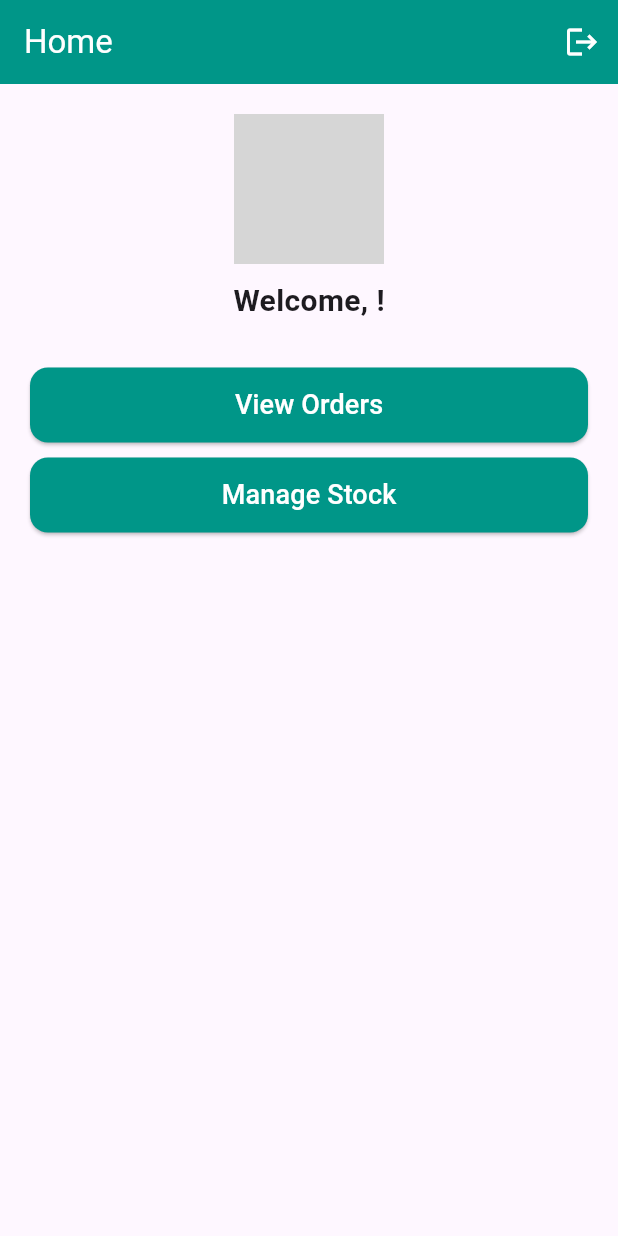
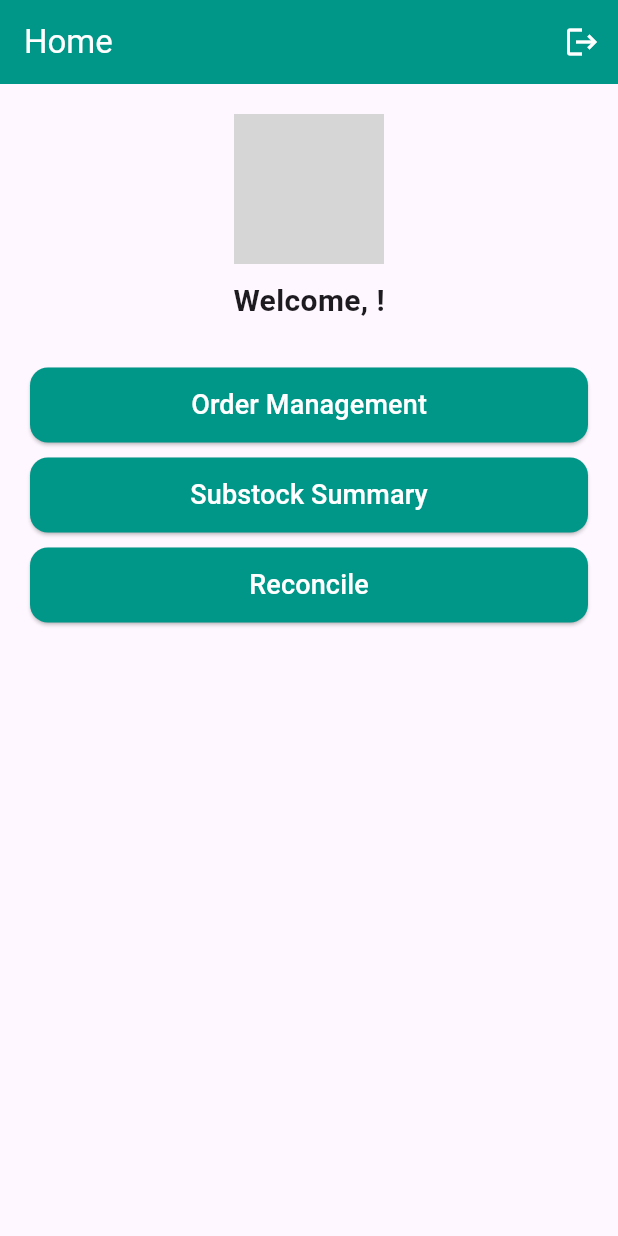
Before and after one commit to zegment-datalabs/van_sales, a Flutter app: the HomePage screen opened directly, on a phone screen of 412 x 824 dp. Run offline on Flutter 3.47's test engine with Material 3 defaults, Android fonts, the light colour scheme and no system bars; our stand-ins replace cloud_firestore, firebase_auth, firebase_core, firebase_storage, fluttertoast, image_picker and 1 more; accounts and stored records are empty; grey boxes are pictures that could not be loaded.

Commit message:
order management

```diff
--- a/lib/screens/homepage.dart
+++ b/lib/screens/homepage.dart
@@ -2,6 +2,8 @@ import 'package:flutter/material.dart';
 import 'package:firebase_auth/firebase_auth.dart';
 import 'package:shared_preferences/shared_preferences.dart';
 import 'package:van_sales/screens/login_page.dart';
+import 'package:van_sales/widgets/common_widgets.dart';
+import 'package:van_sales/screens/ordermanagement.dart';
 
 class HomePage extends StatefulWidget {
   const HomePage({super.key});
@@ -31,7 +33,7 @@ class _HomePageState extends State<HomePage> {
   void _logout() async {
     await FirebaseAuth.instance.signOut();
     SharedPreferences prefs = await SharedPreferences.getInstance();
-    await prefs.clear(); // Clear saved user data
+    await prefs.clear();
 
     Navigator.pushReplacement(
       context,
@@ -42,16 +44,7 @@ class _HomePageState extends State<HomePage> {
   @override
   Widget build(BuildContext context) {
     return Scaffold(
-      appBar: AppBar(
-        backgroundColor: Colors.teal,
-        title: const Text('Home', style: TextStyle(color: Colors.white)),
-        actions: [
-          IconButton(
-            icon: const Icon(Icons.logout, color: Colors.white),
-            onPressed: _logout,
-          ),
-        ],
-      ),
+      appBar: CommonAppBar(title: 'Home', onLogout: _logout),
       body: Padding(
         padding: const EdgeInsets.all(20.0),
         child: Column(
@@ -82,34 +75,21 @@ class _HomePageState extends State<HomePage> {
             const SizedBox(height: 30),
 
             // Navigation Buttons
-            ElevatedButton(
-              onPressed: () {
-                // Navigate to sales or orders page
-              },
-              style: ElevatedButton.styleFrom(
-                minimumSize: const Size(double.infinity, 50),
-                backgroundColor: Colors.teal,
-                shape: RoundedRectangleBorder(
-                  borderRadius: BorderRadius.circular(12),
-                ),
-              ),
-              child: const Text('View Orders', style: TextStyle(fontSize: 18, color: Colors.white)),
-            ),
+            CommonButton(
+                label: 'Order Management',
+                onPressed: () {
+                  Navigator.push(
+                    context,
+                    MaterialPageRoute(
+                        builder: (context) => const OrderManagementPage()),
+                  );
+                }),
             const SizedBox(height: 10),
 
-            ElevatedButton(
-              onPressed: () {
-                // Navigate to stock management
-              },
-              style: ElevatedButton.styleFrom(
-                minimumSize: const Size(double.infinity, 50),
-                backgroundColor: Colors.teal,
-                shape: RoundedRectangleBorder(
-                  borderRadius: BorderRadius.circular(12),
-                ),
-              ),
-              child: const Text('Manage Stock', style: TextStyle(fontSize: 18, color: Colors.white)),
-            ),
+            CommonButton(label: 'Substock Summary', onPressed: () {}),
+            const SizedBox(height: 10),
+
+            CommonButton(label: 'Reconcile', onPressed: () {}),
           ],
         ),
       ),
--- /dev/null
+++ b/lib/widgets/common_widgets.dart
@@ -0,0 +1,56 @@
+import 'package:flutter/material.dart';
+
+class CommonAppBar extends StatelessWidget implements PreferredSizeWidget {
+  final String title;
+  final VoidCallback? onLogout;
+
+  const CommonAppBar({
+    super.key,
+    required this.title,
+    this.onLogout,
+  });
+
+  @override
+  Widget build(BuildContext context) {
+    return AppBar(
+      backgroundColor: Colors.teal,
+      iconTheme: const IconThemeData(color: Colors.white),
+      title: Text(title, style: const TextStyle(color: Colors.white)),
+      actions: [
+        if (onLogout != null)
+          IconButton(
+            icon: const Icon(Icons.logout, color: Colors.white),
+            onPressed: onLogout,
+          ),
+      ],
+    );
+  }
+
+  @override
+  Size get preferredSize => const Size.fromHeight(kToolbarHeight);
+}
+class CommonButton extends StatelessWidget {
+  final String label;
+  final VoidCallback onPressed;
+
+  const CommonButton({
+    super.key,
+    required this.label,
+    required this.onPressed,
+  });
+
+  @override
+  Widget build(BuildContext context) {
+    return ElevatedButton(
+      onPressed: onPressed,
+      style: ElevatedButton.styleFrom(
+        minimumSize: const Size(double.infinity, 50),
+        backgroundColor: Colors.teal,
+        shape: RoundedRectangleBorder(
+          borderRadius: BorderRadius.circular(12),
+        ),
+      ),
+      child: Text(label, style: const TextStyle(fontSize: 18, color: Colors.white)),
+    );
+  }
+}
```
Also changed, not shown: lib/screens/ordermanagement.dart (added, +163 -0 lines), pubspec.lock, 131 other files.
